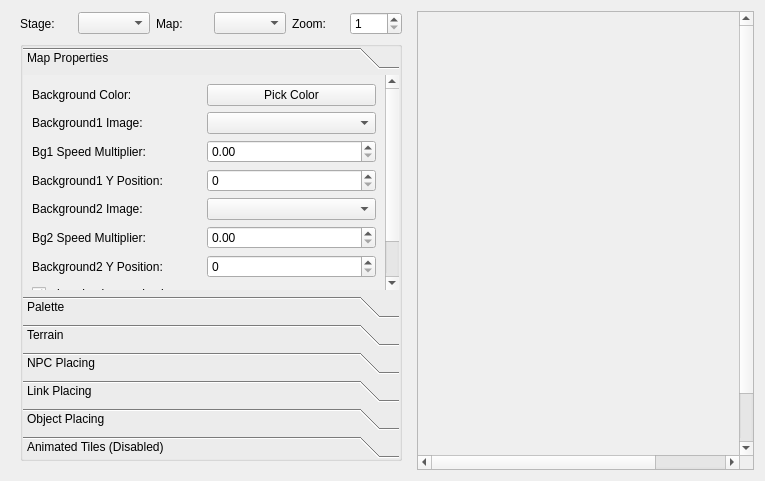
The window that editor/mainwindow_tab/map_tab.ui (protoman/rockbot) describes before a commit, drawn with Qt 5.
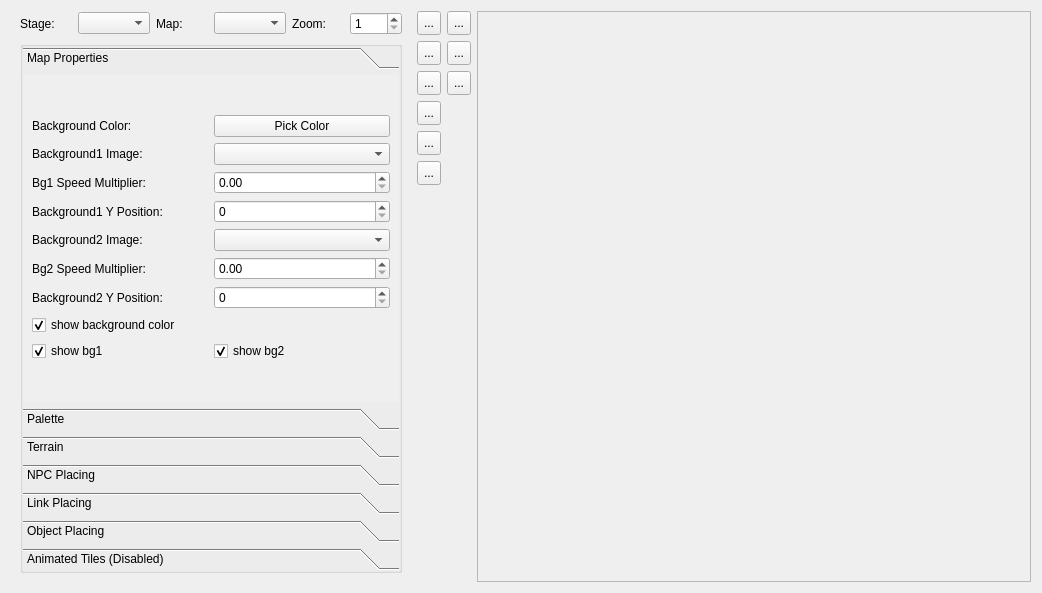
The same window after the commit. Icons and pictures are not drawn. Custom widgets are drawn as their Qt base class.

Commit message: - move map-edit buttons from toolbar to the map tab - fix some issues with link edit mode - remove duplicated defines that were already defined in a enum - finish play sfx movie edit tab - add play music movie edit tab

```diff
--- a/editor/mainwindow_tab/map_tab.ui
+++ b/editor/mainwindow_tab/map_tab.ui
@@ -6,8 +6,8 @@
    <rect>
     <x>0</x>
     <y>0</y>
-    <width>765</width>
-    <height>481</height>
+    <width>1042</width>
+    <height>593</height>
    </rect>
   </property>
   <property name="windowTitle">
@@ -140,8 +140,8 @@
              <rect>
               <x>0</x>
               <y>0</y>
-              <width>363</width>
-              <height>245</height>
+              <width>380</width>
+              <height>346</height>
              </rect>
             </property>
             <attribute name="label">
@@ -930,6 +930,226 @@
      </layout>
     </widget>
    </item>
+   <item>
+    <layout class="QVBoxLayout" name="verticalLayout_8">
+     <property name="rightMargin">
+      <number>0</number>
+     </property>
+     <item>
+      <widget class="QToolButton" name="editTile_button">
+       <property name="minimumSize">
+        <size>
+         <width>24</width>
+         <height>24</height>
+        </size>
+       </property>
+       <property name="text">
+        <string extracomment="Tileset">...</string>
+       </property>
+       <property name="icon">
+        <iconset resource="../resources/icons/icons.qrc">
+         <normaloff>:/toolbar_icons/format-stroke-color.png</normaloff>:/toolbar_icons/format-stroke-color.png</iconset>
+       </property>
+       <property name="checkable">
+        <bool>true</bool>
+       </property>
+      </widget>
+     </item>
+     <item>
+      <widget class="QToolButton" name="editNpc_button">
+       <property name="minimumSize">
+        <size>
+         <width>24</width>
+         <height>24</height>
+        </size>
+       </property>
+       <property name="text">
+        <string>...</string>
+       </property>
+       <property name="icon">
+        <iconset resource="../resources/icons/icons.qrc">
+         <normaloff>:/toolbar_icons/Manager-icon.png</normaloff>:/toolbar_icons/Manager-icon.png</iconset>
+       </property>
+       <property name="checkable">
+        <bool>true</bool>
+       </property>
+      </widget>
+     </item>
+     <item>
+      <widget class="QToolButton" name="editSetSubBoss_button">
+       <property name="minimumSize">
+        <size>
+         <width>24</width>
+         <height>24</height>
+        </size>
+       </property>
+       <property name="text">
+        <string>...</string>
+       </property>
+       <property name="icon">
+        <iconset resource="../resources/icons/icons.qrc">
+         <normaloff>:/toolbar_icons/Knight-icon.png</normaloff>:/toolbar_icons/Knight-icon.png</iconset>
+       </property>
+       <property name="checkable">
+        <bool>true</bool>
+       </property>
+      </widget>
+     </item>
+     <item>
+      <widget class="QToolButton" name="editSetBoss_button">
+       <property name="minimumSize">
+        <size>
+         <width>24</width>
+         <height>24</height>
+        </size>
+       </property>
+       <property name="text">
+        <string>...</string>
+       </property>
+       <property name="icon">
+        <iconset resource="../resources/icons/icons.qrc">
+         <normaloff>:/toolbar_icons/4a6b77ae99a98d0d3a0a68a6b5491305.png</normaloff>:/toolbar_icons/4a6b77ae99a98d0d3a0a68a6b5491305.png</iconset>
+       </property>
+       <property name="checkable">
+        <bool>true</bool>
+       </property>
+      </widget>
+     </item>
+     <item>
+      <widget class="QToolButton" name="editObject_button">
+       <property name="minimumSize">
+        <size>
+         <width>24</width>
+         <height>24</height>
+        </size>
+       </property>
+       <property name="text">
+        <string>...</string>
+       </property>
+       <property name="icon">
+        <iconset resource="../resources/icons/icons.qrc">
+         <normaloff>:/toolbar_icons/media-playlist-shuffle.png</normaloff>:/toolbar_icons/media-playlist-shuffle.png</iconset>
+       </property>
+       <property name="checkable">
+        <bool>true</bool>
+       </property>
+      </widget>
+     </item>
+     <item>
+      <widget class="QToolButton" name="editLink_button">
+       <property name="minimumSize">
+        <size>
+         <width>24</width>
+         <height>24</height>
+        </size>
+       </property>
+       <property name="text">
+        <string>...</string>
+       </property>
+       <property name="icon">
+        <iconset resource="../resources/icons/icons.qrc">
+         <normaloff>:/toolbar_icons/connect_established.png</normaloff>:/toolbar_icons/connect_established.png</iconset>
+       </property>
+       <property name="checkable">
+        <bool>true</bool>
+       </property>
+      </widget>
+     </item>
+     <item>
+      <spacer name="verticalSpacer_3">
+       <property name="orientation">
+        <enum>Qt::Vertical</enum>
+       </property>
+       <property name="sizeHint" stdset="0">
+        <size>
+         <width>20</width>
+         <height>40</height>
+        </size>
+       </property>
+      </spacer>
+     </item>
+    </layout>
+   </item>
+   <item>
+    <layout class="QVBoxLayout" name="verticalLayout_9">
+     <property name="rightMargin">
+      <number>0</number>
+     </property>
+     <item>
+      <widget class="QToolButton" name="editModeNormal_button">
+       <property name="minimumSize">
+        <size>
+         <width>24</width>
+         <height>24</height>
+        </size>
+       </property>
+       <property name="text">
+        <string>...</string>
+       </property>
+       <property name="icon">
+        <iconset resource="../resources/icons/icons.qrc">
+         <normaloff>:/toolbar_icons/draw-freehand.png</normaloff>:/toolbar_icons/draw-freehand.png</iconset>
+       </property>
+       <property name="checkable">
+        <bool>true</bool>
+       </property>
+      </widget>
+     </item>
+     <item>
+      <widget class="QToolButton" name="editModeLock_button">
+       <property name="minimumSize">
+        <size>
+         <width>24</width>
+         <height>24</height>
+        </size>
+       </property>
+       <property name="text">
+        <string>...</string>
+       </property>
+       <property name="icon">
+        <iconset resource="../resources/icons/icons.qrc">
+         <normaloff>:/toolbar_icons/Lock</normaloff>:/toolbar_icons/Lock</iconset>
+       </property>
+       <property name="checkable">
+        <bool>true</bool>
+       </property>
+      </widget>
+     </item>
+     <item>
+      <widget class="QToolButton" name="editModeErase_button">
+       <property name="minimumSize">
+        <size>
+         <width>24</width>
+         <height>24</height>
+        </size>
+       </property>
+       <property name="text">
+        <string>...</string>
+       </property>
+       <property name="icon">
+        <iconset resource="../resources/icons/icons.qrc">
+         <normaloff>:/toolbar_icons/draw-eraser.png</normaloff>:/toolbar_icons/draw-eraser.png</iconset>
+       </property>
+       <property name="checkable">
+        <bool>true</bool>
+       </property>
+      </widget>
+     </item>
+     <item>
+      <spacer name="verticalSpacer_4">
+       <property name="orientation">
+        <enum>Qt::Vertical</enum>
+       </property>
+       <property name="sizeHint" stdset="0">
+        <size>
+         <width>20</width>
+         <height>40</height>
+        </size>
+       </property>
+      </spacer>
+     </item>
+    </layout>
+   </item>
    <item>
     <widget class="QScrollArea" name="scrollArea">
      <property name="sizePolicy">
```
Left out of the diff: 20 changed lines with no effect on the pictures. The commit also changes 16 other files.
